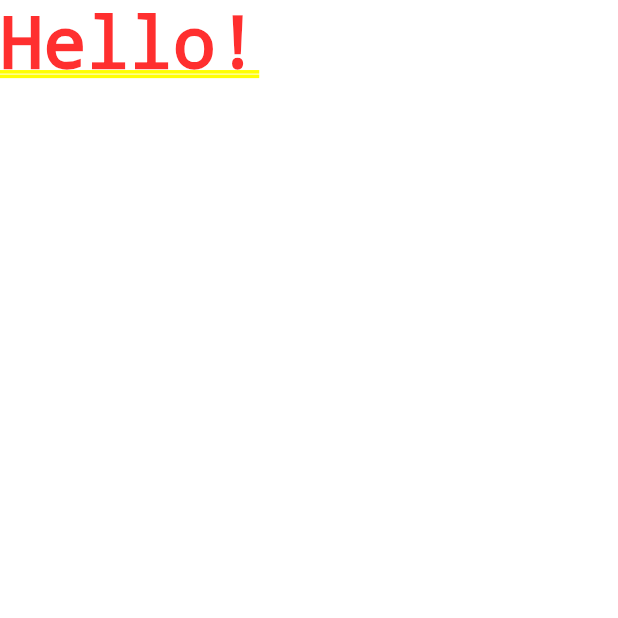
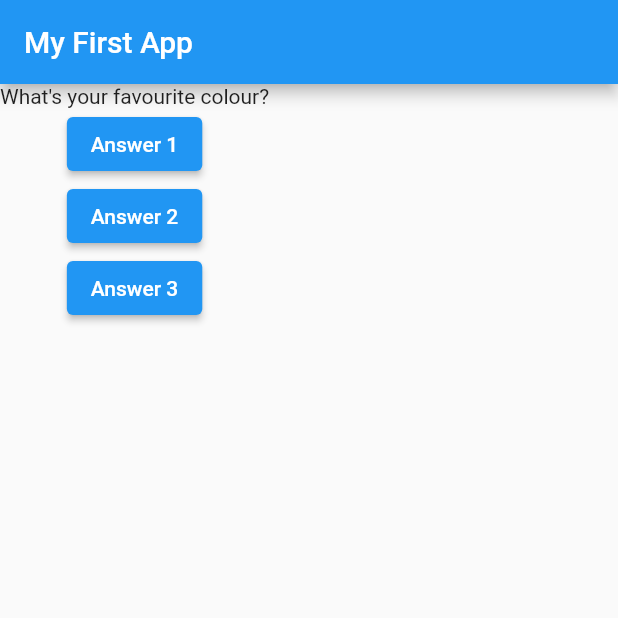
Before and after one commit to patrickjgabr/my-first-flutter-app, a Flutter app: the screen it shows after launch, on a phone screen of 412 x 824 dp, the top half of it. Run offline on Flutter 3.47's test engine with Material 2 defaults, Android fonts, the phone set to English and light mode, and no system bars.

```diff
--- a/lib/main.dart
+++ b/lib/main.dart
@@ -1,13 +1,43 @@
 import 'package:flutter/material.dart';
 
-void main() {
-  runApp(MyFirstApp());
+void main() => runApp(MyApp());
+
+class MyApp extends StatefulWidget {
+  @override
+  _MyAppState createState() => _MyAppState();
 }
 
-class MyFirstApp extends StatelessWidget {
+class _MyAppState extends State<MyApp> {
+  var questionIndex = 0;
+
+  void answerQuestion() {
+    setState(() {
+      questionIndex = questionIndex + 1;
+    });
+    print(questionIndex);
+  }
+
+  var questions = [
+    'What\'s your favourite colour?',
+    'What\'s you favourite animal?'
+  ];
+
+  @override
   Widget build(BuildContext context) {
     return MaterialApp(
-      home: Text('Hello!'),
+      home: Scaffold(
+        appBar: AppBar(
+          title: Text('My First App'),
+        ),
+        body: Column(
+          children: [
+            Text(questions[questionIndex]),
+            ElevatedButton(onPressed: answerQuestion, child: Text('Answer 1')),
+            ElevatedButton(onPressed: answerQuestion, child: Text('Answer 2')),
+            ElevatedButton(onPressed: answerQuestion, child: Text('Answer 3')),
+          ],
+        ),
+      ),
     );
   }
 }
```
